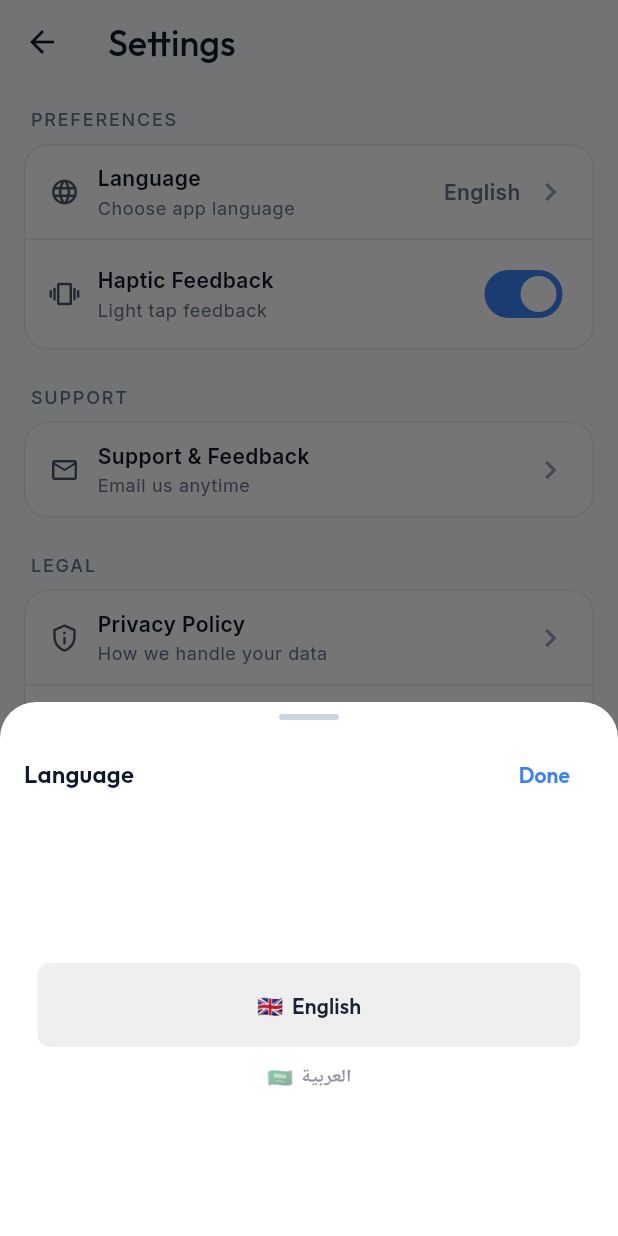
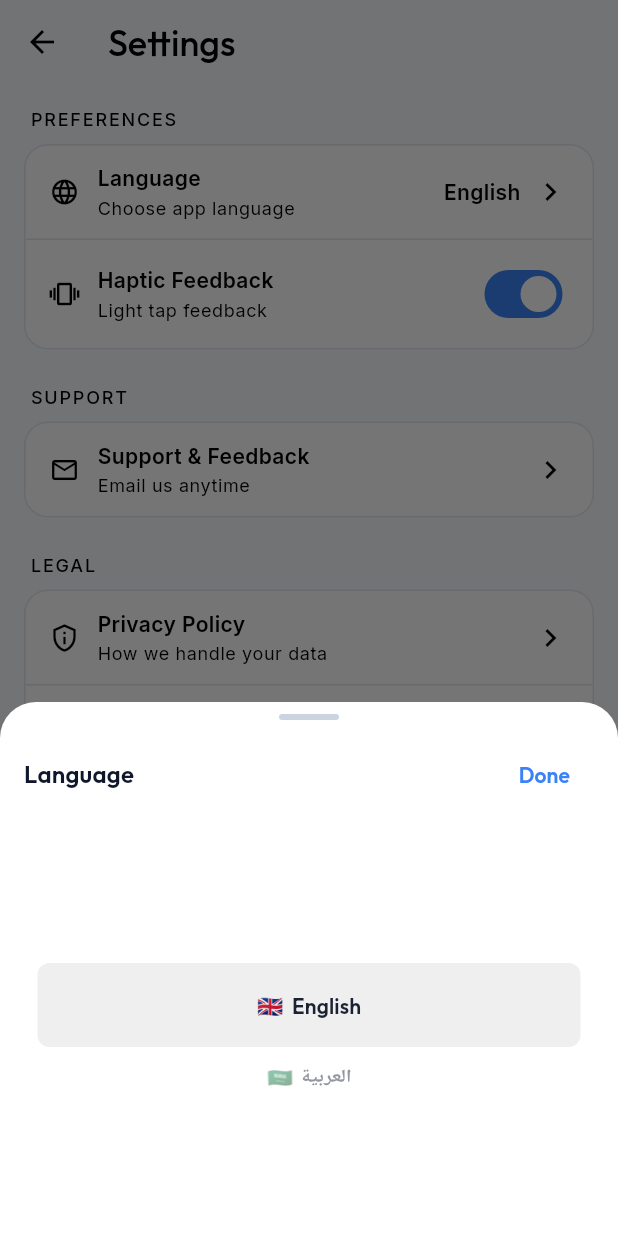
Before and after one commit to youssefsz/Quran-Lake-Mobile-App-Flutter, a Flutter app: the SettingsScreen screen opened directly, after a tap on "Language", on a phone screen of 412 x 824 dp. Run offline on Flutter 3.47's test engine with Material 3 defaults, Android fonts, the phone set to English and light mode, and no system bars; our stand-ins replace dio, geolocator, google_fonts, heroicons, just_audio, package_info_plus and 3 more; accounts and stored records are empty; network calls fail.

Commit message:
feat(ui): improve contrast and update prayer timer to seconds
- Change text and icon colors to black across multiple widgets for better contrast
- Update prayer timer to refresh every second and display seconds in countdown
- Cache parsed prayer times to optimize performance
- Adjust typography weights and remove extendBodyBehindAppBar in prayer screen

```diff
--- a/lib/providers/prayer_provider.dart
+++ b/lib/providers/prayer_provider.dart
@@ -1,6 +1,5 @@
 import 'dart:async';
 import 'package:flutter/foundation.dart';
-import 'package:intl/intl.dart';
 import 'package:quran_lake/data/models/prayer_time.dart';
 import 'package:quran_lake/data/repositories/prayer_time_repository.dart';
 
@@ -24,6 +23,10 @@ class PrayerProvider extends ChangeNotifier {
 
   Timer? _timer;
 
+  // Cache for parsed prayer times to avoid re-parsing every second
+  Map<String, DateTime>? _todayPrayerTimes;
+  DateTime? _lastParsedDate;
+
   PrayerProvider(this._repository) {
     fetchPrayerTimes();
     _startTimer();
@@ -36,6 +39,7 @@ class PrayerProvider extends ChangeNotifier {
 
     try {
       _prayerTime = await _repository.getPrayerTimes();
+      _parsePrayerTimes();
       _calculateNextPrayer();
     } catch (e) {
       _errorMessage = e.toString();
@@ -47,15 +51,16 @@ class PrayerProvider extends ChangeNotifier {
 
   void _startTimer() {
     _timer?.cancel();
-    _timer = Timer.periodic(const Duration(minutes: 1), (timer) {
+    _timer = Timer.periodic(const Duration(seconds: 1), (timer) {
       _calculateNextPrayer();
     });
   }
 
-  void _calculateNextPrayer() {
+  void _parsePrayerTimes() {
     if (_prayerTime == null) return;
 
     final now = DateTime.now();
+    _lastParsedDate = DateTime(now.year, now.month, now.day);
 
     // Helper to parse time string "05:30 (BST)" -> DateTime
     DateTime parseTime(String timeStr) {
@@ -68,11 +73,41 @@ class PrayerProvider extends ChangeNotifier {
     }
 
     try {
-      final fajr = parseTime(_prayerTime!.fajr);
-      final dhuhr = parseTime(_prayerTime!.dhuhr);
-      final asr = parseTime(_prayerTime!.asr);
-      final maghrib = parseTime(_prayerTime!.maghrib);
-      final isha = parseTime(_prayerTime!.isha);
+      _todayPrayerTimes = {
+        'Fajr': parseTime(_prayerTime!.fajr),
+        'Dhuhr': parseTime(_prayerTime!.dhuhr),
+        'Asr': parseTime(_prayerTime!.asr),
+        'Maghrib': parseTime(_prayerTime!.maghrib),
+        'Isha': parseTime(_prayerTime!.isha),
+      };
+    } catch (e) {
+      print('Error parsing prayer times: $e');
+    }
+  }
+
+  void _calculateNextPrayer() {
+    if (_prayerTime == null) return;
+
+    final now = DateTime.now();
+
+    // If date has changed, we need to re-parse (update the date part of the DateTimes)
+    if (_lastParsedDate != null &&
+        (_lastParsedDate!.year != now.year ||
+         _lastParsedDate!.month != now.month ||
+         _lastParsedDate!.day != now.day)) {
+      _parsePrayerTimes();
+    }
+
+    if (_todayPrayerTimes == null) {
+      _parsePrayerTimes();
+      if (_todayPrayerTimes == null) return;
+    }
+
+    final fajr = _todayPrayerTimes!['Fajr']!;
+    final dhuhr = _todayPrayerTimes!['Dhuhr']!;
+    final asr = _todayPrayerTimes!['Asr']!;
+    final maghrib = _todayPrayerTimes!['Maghrib']!;
+    final isha = _todayPrayerTimes!['Isha']!;
 
     if (now.isBefore(fajr)) {
       _nextPrayerName = 'Fajr';
@@ -93,15 +128,10 @@ class PrayerProvider extends ChangeNotifier {
       // Next is Fajr tomorrow
       _nextPrayerName = 'Fajr';
       // Approximate tomorrow's Fajr as today's Fajr + 24h
-        // Ideally we should fetch tomorrow's data but this is acceptable for now
       final tomorrowFajr = fajr.add(const Duration(days: 1));
       _timeUntilNextPrayer = tomorrowFajr.difference(now);
     }
     notifyListeners();
-    } catch (e) {
-      // Handle parsing errors gracefully
-      print('Error parsing prayer times: $e');
-    }
   }
 
   @override
--- a/lib/ui/screens/settings_screen.dart
+++ b/lib/ui/screens/settings_screen.dart
@@ -103,7 +103,7 @@ class _SettingsScreenState extends State<SettingsScreen> {
       child: Text(
         title.toUpperCase(),
         style: AppTypography.labelMedium.copyWith(
-          color: AppColors.neutral500,
+          color: Colors.black,
           letterSpacing: 1.2,
         ),
       ),
@@ -141,7 +141,7 @@ class _SettingsScreenState extends State<SettingsScreen> {
       padding: const EdgeInsets.symmetric(horizontal: AppTokens.s16, vertical: AppTokens.s12),
       child: Row(
         children: [
-          Icon(icon, size: 20, color: AppColors.neutral600),
+          Icon(icon, size: 20, color: Colors.black),
           const SizedBox(width: AppTokens.s12),
           Expanded(
             child: Column(
@@ -150,7 +150,7 @@ class _SettingsScreenState extends State<SettingsScreen> {
                 Text(
                   title,
                   style: AppTypography.bodyMedium.copyWith(
-                    color: AppColors.textPrimary,
+                    color: Colors.black,
                     fontWeight: FontWeight.w600,
                   ),
                 ),
@@ -158,7 +158,7 @@ class _SettingsScreenState extends State<SettingsScreen> {
                   const SizedBox(height: AppTokens.s2),
                   Text(
                     subtitle,
-                    style: AppTypography.bodySmall.copyWith(color: AppColors.neutral500),
+                    style: AppTypography.bodySmall.copyWith(color: Colors.black),
                   ),
                 ],
               ],
@@ -168,7 +168,7 @@ class _SettingsScreenState extends State<SettingsScreen> {
             Text(
               trailingText,
               style: AppTypography.bodyMedium.copyWith(
-                color: AppColors.neutral500,
+                color: Colors.black,
                 fontWeight: FontWeight.w600,
               ),
             ),
@@ -176,7 +176,7 @@ class _SettingsScreenState extends State<SettingsScreen> {
           ],
           ...(trailing == null ? const <Widget>[] : <Widget>[trailing]),
           if (trailing == null && showChevron)
-            const Icon(Icons.chevron_right, color: AppColors.neutral400),
+            const Icon(Icons.chevron_right, color: Colors.black),
         ],
       ),
     );
--- a/lib/ui/widgets/custom_bottom_nav_bar.dart
+++ b/lib/ui/widgets/custom_bottom_nav_bar.dart
@@ -2,6 +2,7 @@ import 'dart:ui';
 import 'package:flutter/material.dart';
 import 'package:heroicons/heroicons.dart';
 import 'package:provider/provider.dart';
+import '../../core/theme/app_colors.dart';
 import '../../providers/haptic_provider.dart';
 import '../../providers/locale_provider.dart';
 
@@ -98,9 +99,10 @@ class _CustomBottomNavBarState extends State<CustomBottomNavBar> {
 
   Widget _buildNavItem(BuildContext context, int index, HeroIcons icon, String label) {
     final isSelected = widget.selectedIndex == index;
+    // High contrast black for unselected items as requested
     final color = isSelected
         ? Theme.of(context).primaryColor
-        : Theme.of(context).disabledColor;
+        : Colors.black;
 
     return GestureDetector(
       onTap: () {
--- a/lib/ui/widgets/glass_app_bar.dart
+++ b/lib/ui/widgets/glass_app_bar.dart
@@ -32,11 +32,14 @@ class GlassAppBar extends StatelessWidget implements PreferredSizeWidget {
             scrolledUnderElevation: 0,
             title: Text(
               title,
-              style: AppTypography.headlineSmall,
+              style: AppTypography.headlineSmall.copyWith(
+                color: Colors.black,
+              ),
             ),
             centerTitle: centerTitle,
             leading: leading,
             actions: actions,
+            iconTheme: const IconThemeData(color: Colors.black),
           ),
         ),
       ),
--- a/lib/ui/widgets/surah_list_item.dart
+++ b/lib/ui/widgets/surah_list_item.dart
@@ -63,7 +63,7 @@ class SurahListItem extends StatelessWidget {
                         : Text(
                             surah.id.toString(),
                             style: AppTypography.titleMedium.copyWith(
-                              color: AppColors.neutral400,
+                              color: Colors.black,
                             ),
                           ),
               ),
@@ -80,7 +80,7 @@ class SurahListItem extends StatelessWidget {
                     style: AppTypography.titleMedium.copyWith(
                       color: isCurrentTrack
                           ? AppColors.primaryBlue
-                          : AppColors.textPrimary,
+                          : Colors.black,
                       fontWeight: isCurrentTrack ? FontWeight.w700 : FontWeight.w500,
                     ),
                   ),
@@ -102,7 +102,7 @@ class SurahListItem extends StatelessWidget {
             if (!isCurrentTrack)
               HeroIcon(
                 HeroIcons.playCircle,
-                color: AppColors.neutral300,
+                color: Colors.black,
                 style: HeroIconStyle.outline,
                 size: 28,
               ),
```
Also changed, not shown: lib/ui/screens/home_screen.dart (+11 -11 lines), lib/ui/screens/prayer_times_screen.dart (+29 -22 lines), lib/ui/widgets/mini_player.dart (+7 -3 lines), lib/ui/widgets/reciter_list_item.dart (+4 -4 lines). Lines whose indentation alone changed are shown as unchanged.
